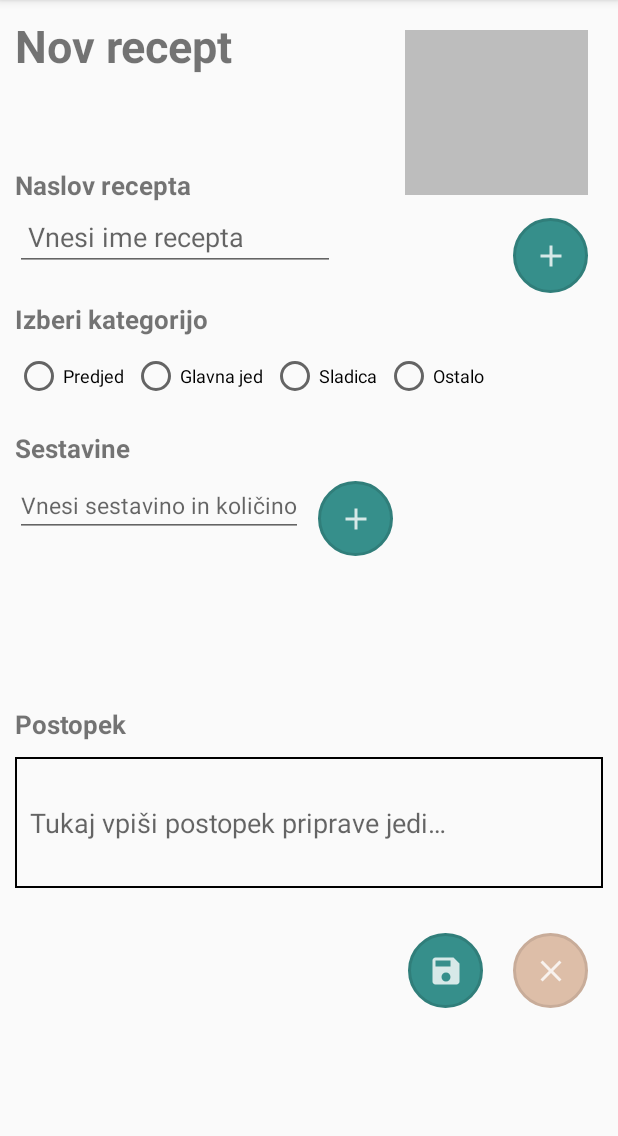
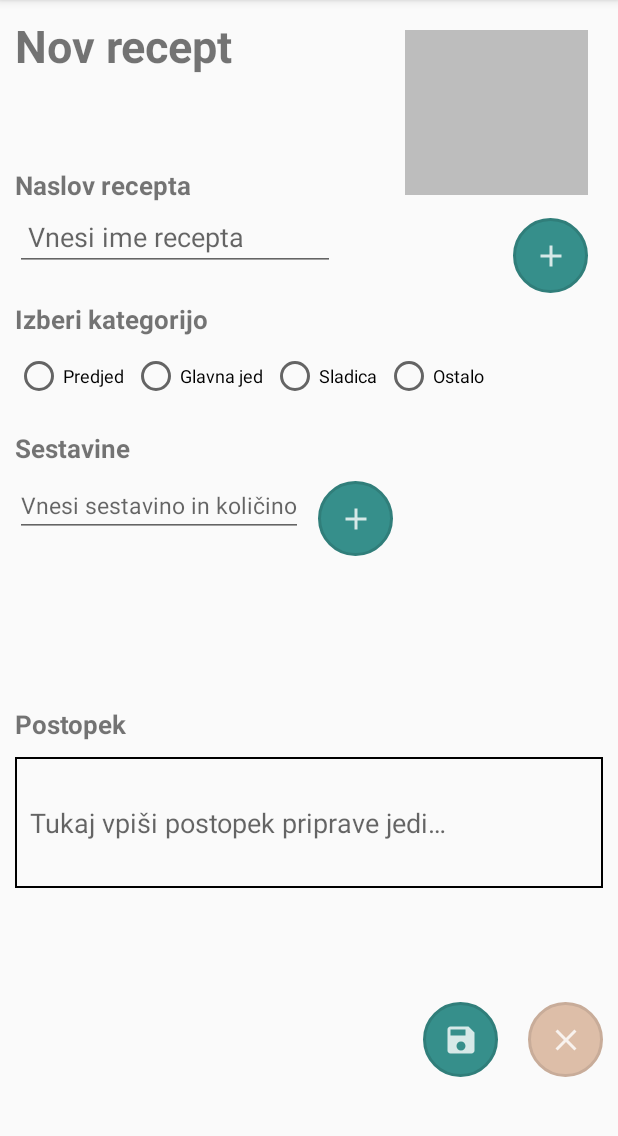
Before and after one commit to maticc97/mojiRecepti, an Android app: the fragment addRecept_fragment placed in its activity, on a phone screen of 412 x 824 dp, the part 84-1220 px from its top. Run offline under Robolectric (Android 15) with nearby library versions, the phone set to English and light mode, and no system bars.

Commit message:
add float button

```diff
--- a/app/src/main/res/layout/activity_add_recipe.xml
+++ b/app/src/main/res/layout/activity_add_recipe.xml
@@ -6,6 +6,33 @@
     android:layout_height="wrap_content"
     >
 
+    <RelativeLayout
+        android:layout_width="match_parent"
+        android:layout_height="match_parent"
+        android:gravity="bottom">
+
+        <ImageButton
+            android:id="@+id/preklici_btn"
+            style="@style/btn"
+            android:layout_alignParentEnd="true"
+            android:layout_alignParentRight="true"
+            android:background="@drawable/red_background"
+            android:onClick="onCancelButtonClick"
+            android:src="@drawable/ic_close" />
+
+        <ImageButton
+            android:id="@+id/shrani"
+            android:layout_height="50dp"
+            android:layout_width="50dp"
+            android:layout_marginTop="10dp"
+            android:layout_marginRight="10dp"
+            android:layout_marginBottom="50dp"
+            android:layout_toStartOf="@id/preklici_btn"
+            android:layout_toLeftOf="@id/preklici_btn"
+            android:background="@drawable/green_background"
+            android:src="@drawable/ic_save" />
+
+    </RelativeLayout>
 
     <ScrollView
         android:layout_width="match_parent"
@@ -180,29 +207,6 @@
                 android:minLines="3"
                 android:padding="10dp" />
 
-            <ImageButton
-                android:id="@+id/preklici_btn"
-                style="@style/btn"
-                android:layout_below="@id/postopek_polje"
-                android:layout_alignParentEnd="true"
-                android:layout_alignParentRight="true"
-                android:background="@drawable/red_background"
-                android:onClick="onCancelButtonClick"
-                android:src="@drawable/ic_close" />
-
-            <ImageButton
-                android:id="@+id/shrani"
-                android:layout_height="50dp"
-                android:layout_width="50dp"
-                android:layout_marginTop="10dp"
-                android:layout_marginRight="10dp"
-                android:layout_marginBottom="50dp"
-                android:layout_below="@id/postopek_polje"
-                android:layout_toStartOf="@id/preklici_btn"
-                android:layout_toLeftOf="@id/preklici_btn"
-                android:background="@drawable/green_background"
-                android:src="@drawable/ic_save" />
-
 
         </RelativeLayout>
     </ScrollView>
```
